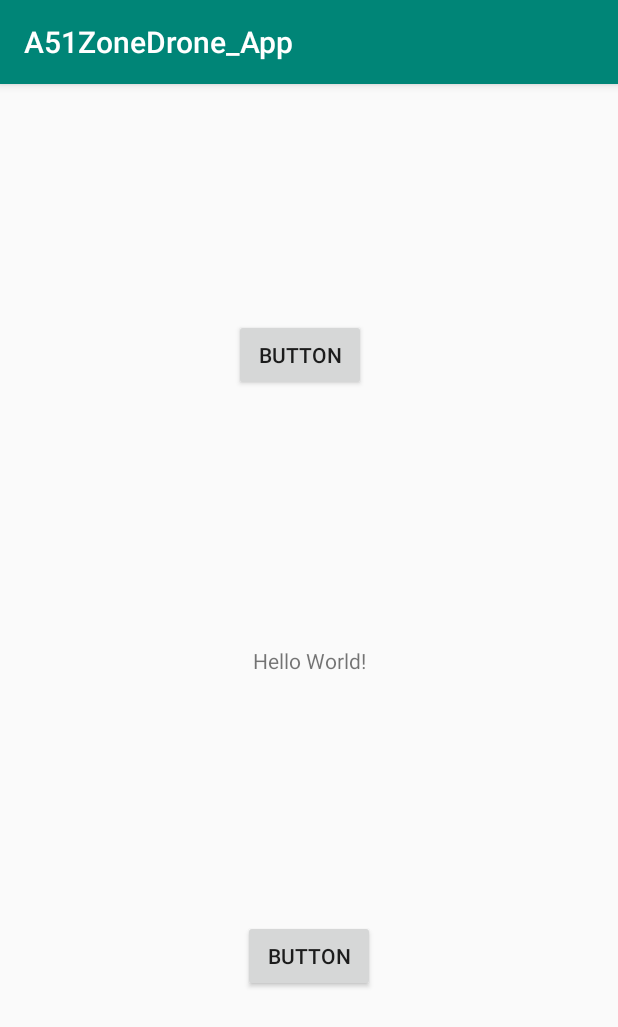
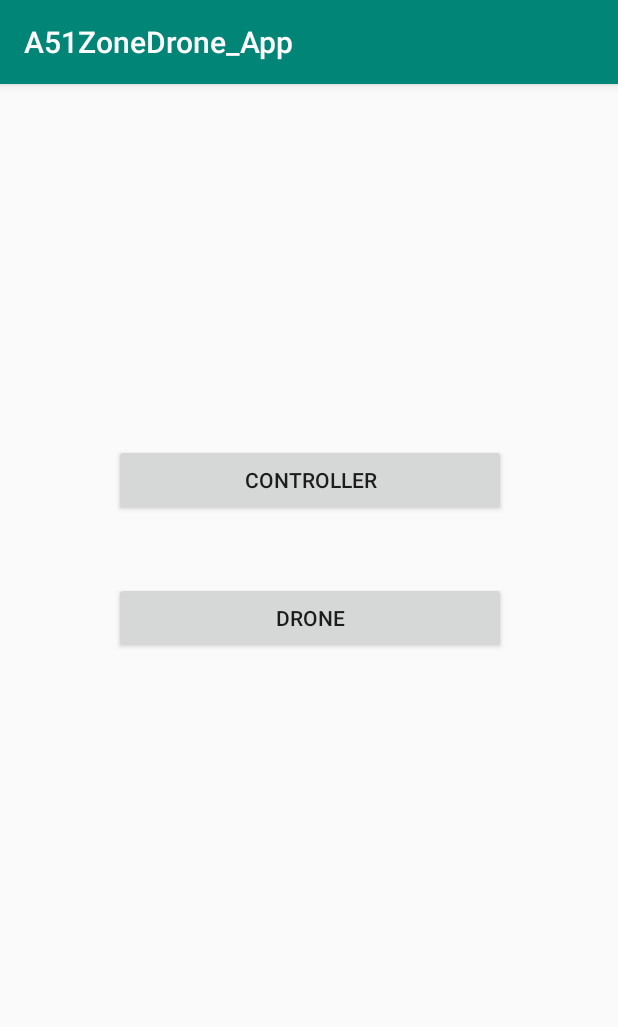
Before and after one commit to meepneko/A51ZoneDrone, an Android app: the screen it shows after launch (MainActivity), on a phone screen of 412 x 824 dp. Shown: the top 1027 px of the screen. Run offline under Robolectric (Android 15) with nearby library versions, the phone set to English and light mode, and no system bars.

Commit message:
A51ZoneDrone beta 1.0

```diff
--- a/app/build.gradle
+++ b/app/build.gradle
@@ -26,4 +26,5 @@ dependencies {
     testImplementation 'junit:junit:4.12'
     androidTestImplementation 'androidx.test.ext:junit:1.1.0'
     androidTestImplementation 'androidx.test.espresso:espresso-core:3.1.1'
+    implementation 'androidx.legacy:legacy-support-v4:1.0.0'
 }
--- a/app/src/main/res/layout/activity_main.xml
+++ b/app/src/main/res/layout/activity_main.xml
@@ -6,36 +6,26 @@
     android:layout_height="match_parent"
     tools:context=".MainActivity">
 
-    <TextView
-        android:id="@+id/textView"
-        android:layout_width="wrap_content"
-        android:layout_height="wrap_content"
-        android:text="Hello World!"
-        app:layout_constraintBottom_toBottomOf="parent"
-        app:layout_constraintLeft_toLeftOf="parent"
-        app:layout_constraintRight_toRightOf="parent"
+    <Button
+        android:id="@+id/button_drone"
+        android:layout_width="261dp"
+        android:layout_height="47dp"
+        android:layout_marginTop="44dp"
+        android:text="@string/drone"
+        app:layout_constraintEnd_toEndOf="parent"
+        app:layout_constraintHorizontal_bias="0.505"
+        app:layout_constraintStart_toStartOf="parent"
+        app:layout_constraintTop_toBottomOf="@+id/button_controller" />
+
+    <Button
+        android:id="@+id/button_controller"
+        android:layout_width="261dp"
+        android:layout_height="48dp"
+        android:layout_marginTop="240dp"
+        android:text="@string/controller"
+        app:layout_constraintEnd_toEndOf="parent"
+        app:layout_constraintHorizontal_bias="0.505"
+        app:layout_constraintStart_toStartOf="parent"
         app:layout_constraintTop_toTopOf="parent" />
 
-    <Button
-        android:id="@+id/button"
-        android:layout_width="wrap_content"
-        android:layout_height="wrap_content"
-        android:text="Button"
-        app:layout_constraintBottom_toTopOf="@+id/textView"
-        app:layout_constraintEnd_toEndOf="parent"
-        app:layout_constraintHorizontal_bias="0.482"
-        app:layout_constraintStart_toStartOf="parent"
-        app:layout_constraintTop_toTopOf="parent"
-        app:layout_constraintVertical_bias="0.48" />
-
-    <Button
-        android:id="@+id/button2"
-        android:layout_width="wrap_content"
-        android:layout_height="wrap_content"
-        android:text="Button"
-        app:layout_constraintBottom_toBottomOf="parent"
-        app:layout_constraintEnd_toEndOf="parent"
-        app:layout_constraintStart_toStartOf="parent"
-        app:layout_constraintTop_toBottomOf="@+id/textView" />
-
 </androidx.constraintlayout.widget.ConstraintLayout>
--- a/app/src/main/res/values/strings.xml
+++ b/app/src/main/res/values/strings.xml
@@ -1,3 +1,6 @@
 <resources>
     <string name="app_name">A51ZoneDrone_App</string>
+    <string name="drone">Drone</string>
+    <string name="controller">Controller</string>
+    <string name="Continue">Continue</string>
 </resources>
```
Also changed, not shown: app/src/main/res/layout/dronepage_compatibility.xml (added, +21 -0 lines).
